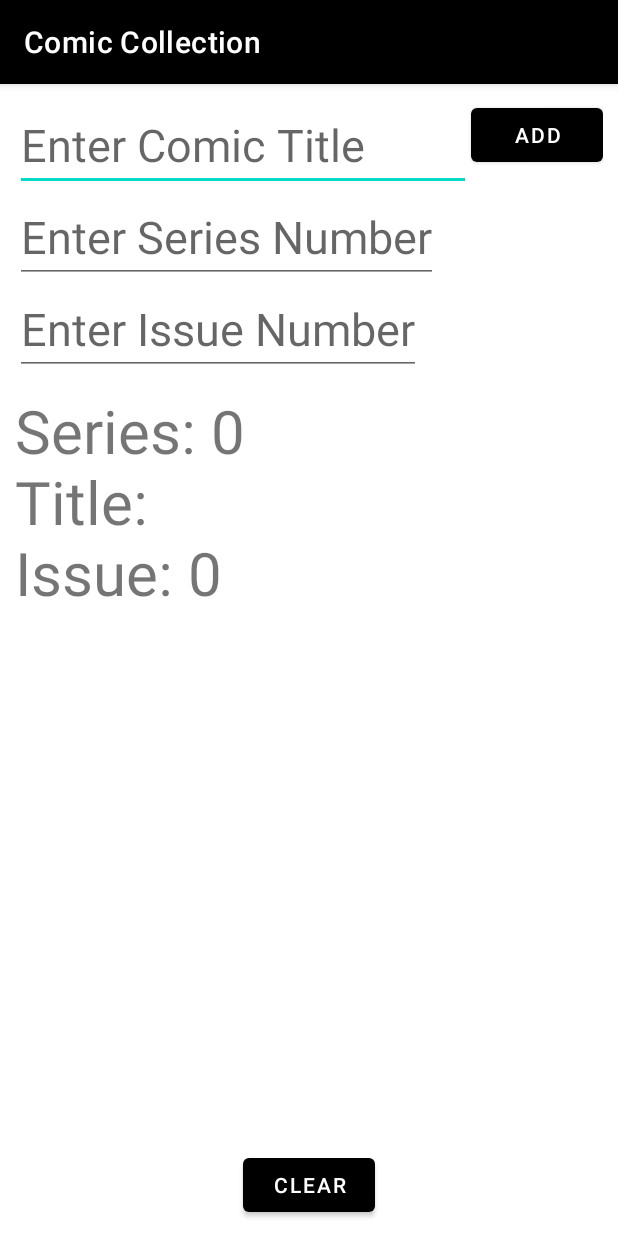
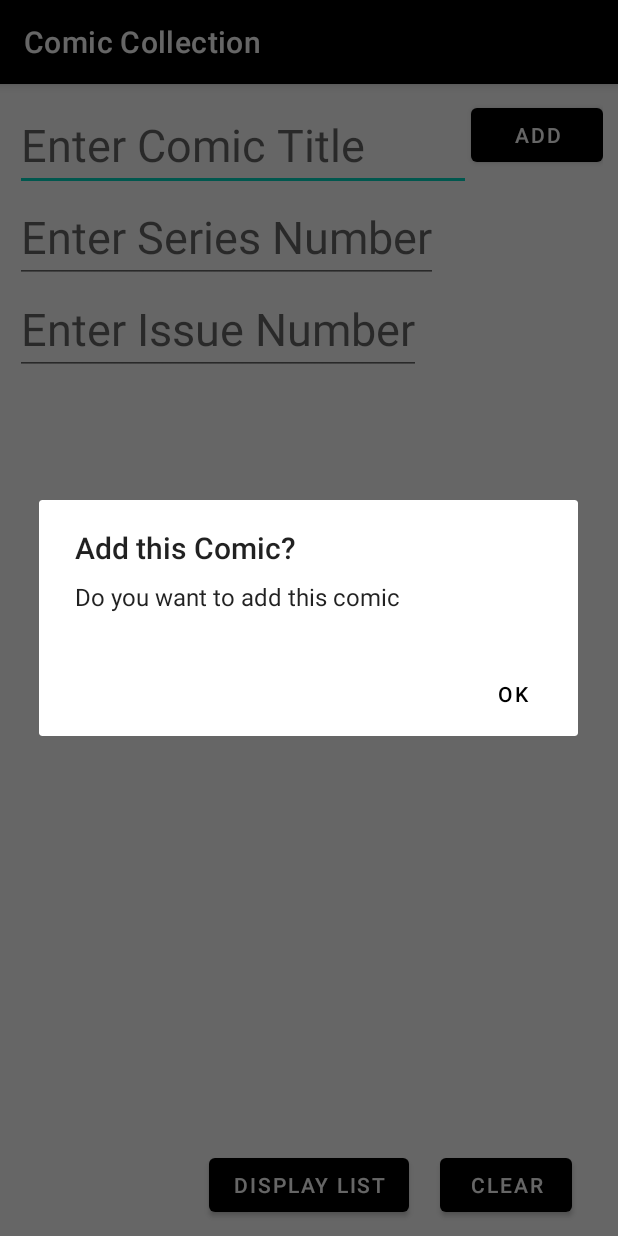
Before and after one commit to gabegarcia/pizzaParty, an Android app: the screen it shows after launch (MainActivity), after a tap on "ADD", on a phone screen of 412 x 824 dp. Run offline under Robolectric (Android 15) with nearby library versions, the phone set to English and light mode, and no system bars; 2 statements that could not run were skipped.

Commit message:
Update alert dialog

```diff
--- a/Comic_Collection/app/build.gradle
+++ b/Comic_Collection/app/build.gradle
@@ -37,6 +37,7 @@ dependencies {
     implementation 'androidx.appcompat:appcompat:1.4.1'
     implementation 'com.google.android.material:material:1.5.0'
     implementation 'androidx.constraintlayout:constraintlayout:2.1.3'
+    implementation 'androidx.legacy:legacy-support-v4:1.0.0'
     testImplementation 'junit:junit:4.13.2'
     androidTestImplementation 'androidx.test.ext:junit:1.1.3'
     androidTestImplementation 'androidx.test.espresso:espresso-core:3.4.0'
--- a/Comic_Collection/app/src/main/java/com/zybooks/comic_collection/MainActivity.kt
+++ b/Comic_Collection/app/src/main/java/com/zybooks/comic_collection/MainActivity.kt
@@ -1,23 +1,29 @@
 package com.zybooks.comic_collection
 
 //import ComicCollection
+import android.app.AlertDialog
+import android.app.Dialog
+import android.content.DialogInterface
 import android.os.Bundle
 import android.widget.Button
 import android.widget.EditText
 import android.widget.TextView
 import androidx.appcompat.app.AppCompatActivity
+import androidx.fragment.app.DialogFragment
+
+
+private lateinit var newComic: NewComic
+private var newComicCollection = ComicCollection()
 
 class MainActivity : AppCompatActivity() {
-    private lateinit var newComic: NewComic
-    private var newComicCollection = ComicCollection()
-    //private lateinit var itemEditText: EditText
+
     private lateinit var comicTitle: EditText
     private lateinit var seriesNumber: EditText
     private lateinit var issueNumber: EditText
     private lateinit var listTextView: TextView
-    private var series: Int  = 0
+    private var series: Int = 0
     lateinit var title: String
-    private  var issue: Int = 0
+    private var issue: Int = 0
 
 
     override fun onCreate(savedInstanceState: Bundle?) {
@@ -29,7 +35,9 @@ class MainActivity : AppCompatActivity() {
         issueNumber = findViewById(R.id.issue_number)
         listTextView = findViewById(R.id.item_list)
         findViewById<Button>(R.id.add_button).setOnClickListener { addButtonClick() }
-        findViewById<Button>(R.id.clear_button).setOnClickListener { clearButtonClick() }
+
+        findViewById<Button>(R.id.display_button).setOnClickListener { displayList() }
+
     }
 
     /* override fun onResume() {
@@ -64,14 +72,21 @@ class MainActivity : AppCompatActivity() {
         issueNumber.setText("")
 
         // Add the item to the list and display it
-        newComicCollection.addItem(newComic)
+        //newComicCollection.addItem(newComic)
 
         //if (newComic.title != "No Title" && newComic.newSeries != 0) {
         //         newComicCollection.addItem(newComic)
         //displayList()
         // } else newComicCollection.addItem(NewComic())
 
+        val dialog = Alert1()
+        dialog.show(supportFragmentManager, "warningDialog")
 
+
+    }
+
+     fun addComicToList() {
+        newComicCollection.addItem(newComic)
         displayList()
     }
 
@@ -83,14 +98,45 @@ class MainActivity : AppCompatActivity() {
         val lineSeparator = System.getProperty("line.separator")
 
         for (i in items.indices) {
-            itemText.append("Series: ").append(items[i].seriesNumber).append(lineSeparator).append("Title: ").append(items[i].title).append(lineSeparator).append("Issue: ").append(items[i].issueNumber).append(" ").append(lineSeparator)
+            itemText.append("Series: ").append(items[i].seriesNumber).append(lineSeparator)
+                .append("Title: ").append(items[i].title).append(lineSeparator).append("Issue: ")
+                .append(items[i].issueNumber).append(" ").append(lineSeparator)
         }
 
         listTextView.text = itemText.toString()
     }
 
     private fun clearButtonClick() {
+        //val dialog = Alert1()
+        //dialog.show(supportFragmentManager, "warningDialog")
+
         newComicCollection.clear()
         displayList()
     }
 }
+
+class Alert1 : DialogFragment(){
+
+    override fun onCreateDialog(savedInstanceState: Bundle?)
+            : Dialog {
+        val builder = AlertDialog.Builder(requireActivity())
+        builder.setTitle(R.string.warning)
+        builder.setMessage(R.string.warning_message)
+        builder.setPositiveButton(R.string.ok, DialogInterface.OnClickListener { dialog, id ->
+            // User clicked OK button
+            newComicCollection.addItem(newComic)
+
+
+        })
+        /* builder.setNegativeButton("No", DialogInterface.OnClickListener { dialog, id ->
+         comicTitle.setText("")
+         seriesNumber.setText("")
+         issueNumber.setText("")
+     })*/
+
+
+        return builder.create()
+    }
+
+
+}
--- /dev/null
+++ b/Comic_Collection/app/src/main/java/com/zybooks/comic_collection/ShowComics.kt
@@ -0,0 +1,18 @@
+package com.zybooks.comic_collection
+
+import android.content.Context
+import android.os.Bundle
+import android.view.LayoutInflater
+import android.view.View
+import android.view.ViewGroup
+import android.widget.RadioButton
+import android.widget.RadioGroup
+import androidx.core.view.children
+import androidx.fragment.app.Fragment
+
+class ShowComics : Fragment() {
+    /*override fun onCreateView(inflater: LayoutInflater, container: ViewGroup?,
+                              savedInstanceState: Bundle?): View? {
+        return inflater.inflate(R.layout.fragment_comic_, container, false)
+    }*/
+}
--- a/Comic_Collection/app/src/main/res/layout/activity_main.xml
+++ b/Comic_Collection/app/src/main/res/layout/activity_main.xml
@@ -7,6 +7,13 @@
     android:layout_height="match_parent"
     android:layout_margin="10dp"
     tools:context=".MainActivity">
+
+    <androidx.fragment.app.FragmentContainerView
+        xmlns:android="http://schemas.android.com/apk/res/android"
+        android:id="@+id/fragment_container_view"
+        android:layout_width="match_parent"
+        android:layout_height="match_parent"
+        android:name="com.zybooks.comic_collection.ShowComics" />
 
     <EditText
         android:id="@+id/comic_title"
@@ -103,13 +110,23 @@
      </ScrollView>
 
     <Button
+        android:id="@+id/display_button"
+        android:layout_width="wrap_content"
+        android:layout_height="wrap_content"
+        android:text="@string/display"
+        android:textColor="@color/white"
+        app:layout_constraintBottom_toBottomOf="parent"
+        app:layout_constraintLeft_toLeftOf="parent"
+        app:layout_constraintRight_toRightOf="parent" />
+
+    <Button
         android:id="@+id/clear_button"
         android:layout_width="wrap_content"
         android:layout_height="wrap_content"
         android:text="@string/clear"
         android:textColor="@color/white"
         app:layout_constraintBottom_toBottomOf="parent"
-        app:layout_constraintLeft_toLeftOf="parent"
+        app:layout_constraintLeft_toRightOf="@id/display_button"
         app:layout_constraintRight_toRightOf="parent" />
 
 </androidx.constraintlayout.widget.ConstraintLayout>
--- a/Comic_Collection/app/src/main/res/values/strings.xml
+++ b/Comic_Collection/app/src/main/res/values/strings.xml
@@ -7,4 +7,10 @@
     <string name="enter_issue_date">Enter Issue Date</string>
     <string name="enter_issue_cost">Enter Issue Cost</string>
     <string name="clear">Clear</string>
+    <string name="display">Display List</string>
+    <string name="warning">Add this Comic?</string>
+    <string name="warning_message">Do you want to add this comic</string>
+    <string name="ok">Ok</string>
+    <!-- TODO: Remove or change this placeholder text -->
+    <string name="hello_blank_fragment">Hello blank fragment</string>
 </resources>
--- a/StudyHelper/app/src/main/java/com/zybooks/studyhelper/QuestionActivity.kt
+++ b/StudyHelper/app/src/main/java/com/zybooks/studyhelper/QuestionActivity.kt
@@ -21,7 +21,7 @@ import com.google.android.material.snackbar.Snackbar
 
 class QuestionActivity : AppCompatActivity() {
 
-    private lateinit var questionListViewModel: QuestionListViewModel
+    //private lateinit var questionListViewModel: QuestionListViewModel
     private lateinit var subject: Subject
     private lateinit var questionList: List<Question>
     private lateinit var answerLabelTextView: TextView
--- a/StudyHelper/app/src/main/java/com/zybooks/studyhelper/repo/StudyRepository.kt
+++ b/StudyHelper/app/src/main/java/com/zybooks/studyhelper/repo/StudyRepository.kt
@@ -30,10 +30,10 @@ class StudyRepository private constructor(context: Context) {
     private val subjectDao = database.subjectDao()
     private val questionDao = database.questionDao()
 
-    init {
-        if (subjectDao.getSubjects().isEmpty()) {
+    init {addStarterData()
+        /*if (subjectDao.getSubjects().isEmpty()) {
             addStarterData()
-        }
+        }*/
     }
 
     fun getSubject(subjectId: Long): LiveData<Subject?> = subjectDao.getSubject(subjectId)
--- a/StudyHelper/app/src/main/res/layout/activity_question_edit.xml
+++ b/StudyHelper/app/src/main/res/layout/activity_question_edit.xml
@@ -1,5 +1,5 @@
 <?xml version="1.0" encoding="utf-8"?>
-<?xml version="1.0" encoding="utf-8"?>
+
 <androidx.constraintlayout.widget.ConstraintLayout
     xmlns:android="http://schemas.android.com/apk/res/android"
     xmlns:app="http://schemas.android.com/apk/res-auto"
```
Also changed, not shown: Comic_Collection/app/src/main/java/com/zybooks/comic_collection/Alert.kt (added, +31 -0 lines), Comic_Collection/app/src/main/res/layout/alert_content.xml (added, +25 -0 lines), Comic_Collection/app/src/main/res/layout/fragment_comic_.xml (added, +14 -0 lines). Lines whose indentation alone changed are shown as unchanged.
